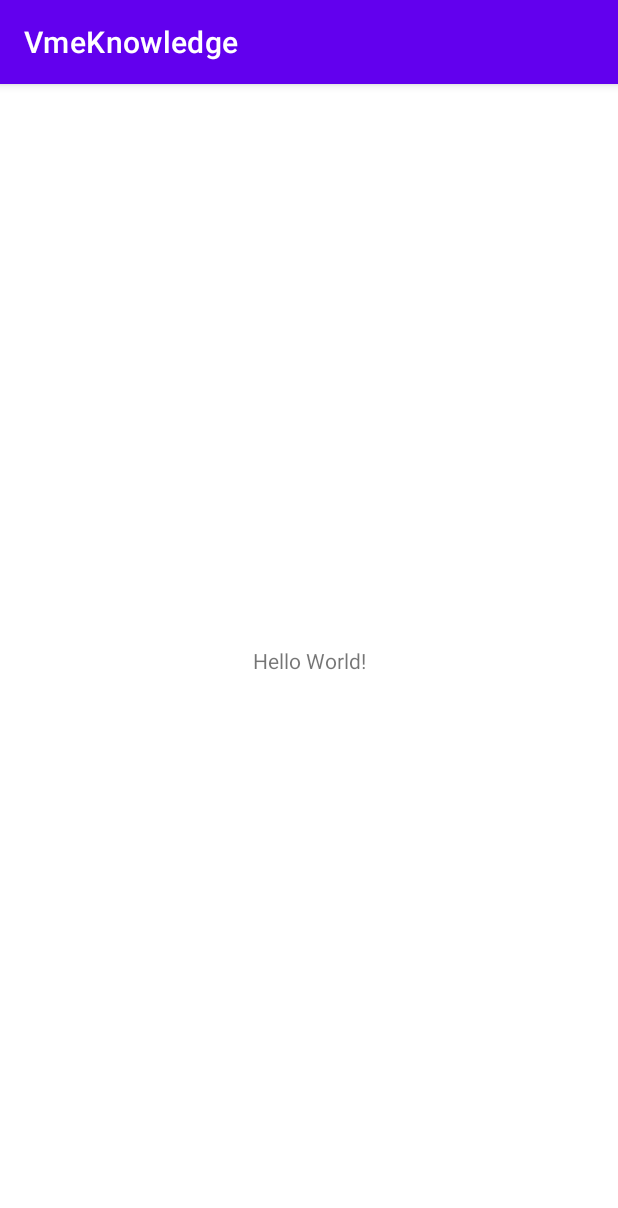
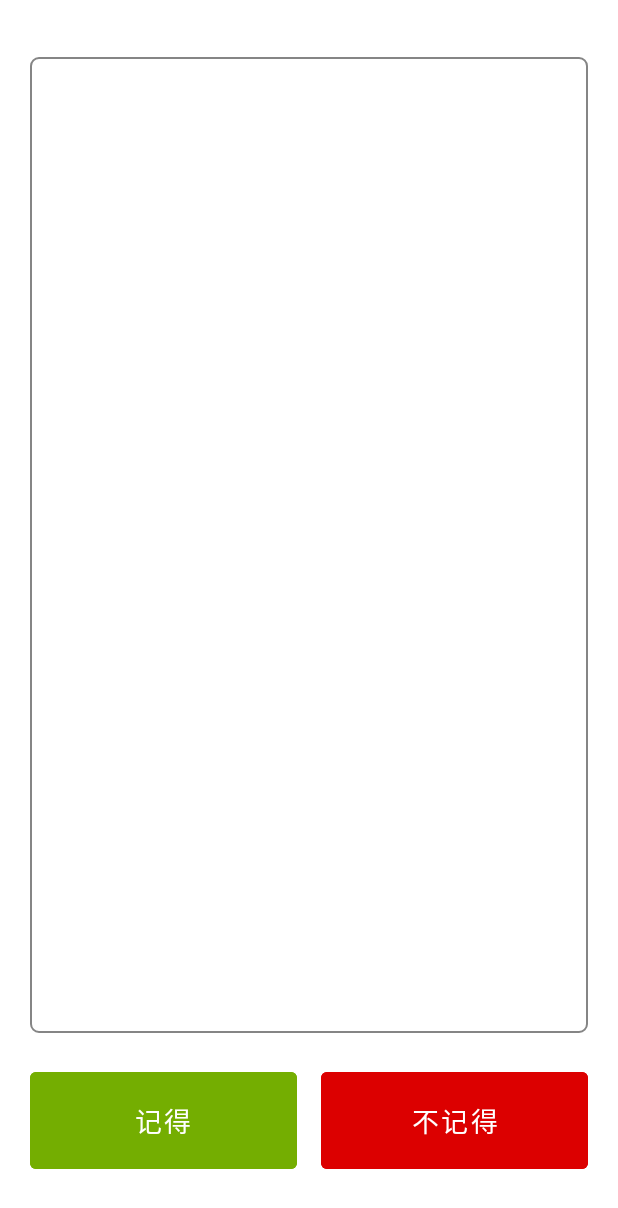
Before and after one commit to wxy3265/VmeKnowledge, an Android app: the screen it shows after launch (MainActivity before the commit, StudyActivity after it), on a phone screen of 412 x 824 dp. Shown: the top 1208 px of the screen. Run offline under Robolectric (Android 15) with nearby library versions, the phone set to English and light mode, and no system bars.

Commit message:
·搭建StudyActivity的布局框架 ·增添几个新的color ·编写borderline文件，以实现圆角边框 ·在MainActivity中加入启动StudyActivity的代码 2022/12/20 by wxy3265

```diff
--- a/app/src/main/AndroidManifest.xml
+++ b/app/src/main/AndroidManifest.xml
@@ -12,6 +12,7 @@
         android:supportsRtl="true"
         android:theme="@style/Theme.VmeKnowledge"
         tools:targetApi="31">
+
         <activity
             android:name=".StudyActivity"
             android:exported="false">
--- a/app/src/main/java/com/wxy3265/vmeknowledge/MainActivity.kt
+++ b/app/src/main/java/com/wxy3265/vmeknowledge/MainActivity.kt
@@ -1,5 +1,6 @@
 package com.wxy3265.vmeknowledge
 
+import android.content.Intent
 import androidx.appcompat.app.AppCompatActivity
 import android.os.Bundle
 import android.util.Log
@@ -8,11 +9,9 @@ class MainActivity : AppCompatActivity() {
     override fun onCreate(savedInstanceState: Bundle?) {
         super.onCreate(savedInstanceState)
         setContentView(R.layout.activity_main)
-        Log.d("Good", "onCreate: wxy3265")
-        Log.d("Good", "onCreate: ZWZWW")
-        Log.d("Good", "onCreate: WR")
-        Log.d("Good", "onCreate: afda")
-        Log.d("Good", "onCreate: jbbjnkljl")
-
+        if(true) {
+            val intent = Intent(this, StudyActivity::class.java)
+            startActivity(intent)
+        } //该段代码用于启动StudyActivity作调试使用，将if后括号内改为false以禁用 by wxy3265
     }
 }
--- a/app/src/main/java/com/wxy3265/vmeknowledge/StudyActivity.kt
+++ b/app/src/main/java/com/wxy3265/vmeknowledge/StudyActivity.kt
@@ -1,11 +1,12 @@
 package com.wxy3265.vmeknowledge
 
+import android.os.Bundle
 import androidx.appcompat.app.AppCompatActivity
-import android.os.Bundle
 
 class StudyActivity : AppCompatActivity() {
     override fun onCreate(savedInstanceState: Bundle?) {
         super.onCreate(savedInstanceState)
         setContentView(R.layout.activity_study)
+        supportActionBar?.hide()
     }
 }
--- /dev/null
+++ b/app/src/main/res/drawable/borderline.xml
@@ -0,0 +1,12 @@
+<?xml version="1.0" encoding="utf-8"?>
+<!-- shape如果不声明形状则默认为正方形 -->
+<shape xmlns:android="http://schemas.android.com/apk/res/android" >
+    <corners android:radius="5.0dp" />
+    <!-- 圆角，你也可以对不同的角设置不同的数值 -->
+    <solid android:color="@color/white" />
+    <!-- 形状的填充色 -->
+    <stroke
+        android:width="1dp"
+        android:color="@color/deep_gray" />
+    <!-- 边框宽度和颜色 -->
+</shape>
--- a/app/src/main/res/layout/activity_study.xml
+++ b/app/src/main/res/layout/activity_study.xml
@@ -1,9 +1,52 @@
 <?xml version="1.0" encoding="utf-8"?>
-<androidx.constraintlayout.widget.ConstraintLayout xmlns:android="http://schemas.android.com/apk/res/android"
-    xmlns:app="http://schemas.android.com/apk/res-auto"
+
+<LinearLayout xmlns:android="http://schemas.android.com/apk/res/android"
     xmlns:tools="http://schemas.android.com/tools"
     android:layout_width="match_parent"
-    android:layout_height="match_parent"
-    tools:context=".StudyActivity">
-
-</androidx.constraintlayout.widget.ConstraintLayout>
+    android:orientation="vertical"
+    android:layout_marginHorizontal="20dp"
+    android:layout_height="match_parent">
+    <LinearLayout
+        android:layout_width="match_parent"
+        android:layout_height="0dp"
+        android:layout_weight="5"/>
+    <LinearLayout
+        android:layout_width="match_parent"
+        android:layout_height="0dp"
+        android:layout_weight="85"
+        android:background="@drawable/borderline"/>
+    <LinearLayout
+        android:layout_width="match_parent"
+        android:layout_height="0dp"
+        android:layout_weight="10"
+        android:layout_marginTop="20dp"
+        android:orientation="horizontal">
+        <Button
+            android:id="@+id/StudyActivityButtonRemember"
+            android:layout_width="0dp"
+            android:layout_height="match_parent"
+            android:layout_weight="1"
+            android:text="@string/remember"
+            android:layout_marginEnd="8dp"
+            android:textColor="@color/white"
+            android:textSize="18sp"
+            android:backgroundTint="@color/green"
+            tools:ignore="NestedWeights"
+            style="?android:attr/buttonBarButtonStyle" />
+        <Button
+            android:id="@+id/StudyActivityButtonDontRemember"
+            android:layout_width="0dp"
+            android:layout_height="match_parent"
+            android:layout_weight="1"
+            android:layout_marginStart="8dp"
+            android:textColor="@color/white"
+            android:backgroundTint="@color/red"
+            android:textSize="18sp"
+            android:text="@string/dontremember"
+            style="?android:attr/buttonBarButtonStyle" />
+    </LinearLayout>
+    <LinearLayout
+        android:layout_width="match_parent"
+        android:layout_height="0dp"
+        android:layout_weight="5"/>
+</LinearLayout>
--- a/app/src/main/res/values/colors.xml
+++ b/app/src/main/res/values/colors.xml
@@ -7,4 +7,7 @@
     <color name="teal_700">#FF018786</color>
     <color name="black">#FF000000</color>
     <color name="white">#FFFFFFFF</color>
+    <color name="red">#DC0000</color>
+    <color name="green">#74AE01</color>
+    <color name="deep_gray">#858585</color>
 </resources>
--- a/app/src/main/res/values/strings.xml
+++ b/app/src/main/res/values/strings.xml
@@ -1,3 +1,5 @@
 <resources>
     <string name="app_name">VmeKnowledge</string>
+    <string name="remember">记得</string>
+    <string name="dontremember">不记得</string>
 </resources>
```
